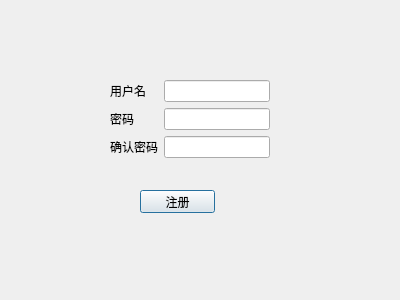
The window that register.ui (MarkosLEE/DataBase) describes before a commit, drawn with Qt 5.
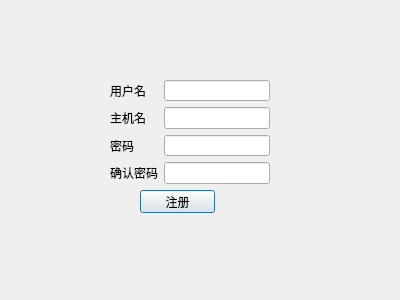
The same window after the commit.

What changed in the file:
```diff
--- a/register.ui
+++ b/register.ui
@@ -46,26 +46,36 @@
     <item row="0" column="1">
      <widget class="QLineEdit" name="LineEdit"/>
     </item>
-    <item row="1" column="0">
+    <item row="2" column="0">
      <widget class="QLabel" name="Label_3">
       <property name="text">
        <string>密码</string>
       </property>
      </widget>
     </item>
-    <item row="1" column="1">
+    <item row="2" column="1">
      <widget class="QLineEdit" name="LineEdit_3"/>
     </item>
-    <item row="2" column="0">
+    <item row="3" column="0">
      <widget class="QLabel" name="Label_4">
       <property name="text">
        <string>确认密码</string>
       </property>
      </widget>
     </item>
-    <item row="2" column="1">
+    <item row="3" column="1">
      <widget class="QLineEdit" name="LineEdit_4"/>
     </item>
+    <item row="1" column="0">
+     <widget class="QLabel" name="Label_2">
+      <property name="text">
+       <string>主机名</string>
+      </property>
+     </widget>
+    </item>
+    <item row="1" column="1">
+     <widget class="QLineEdit" name="LineEdit_2"/>
+    </item>
    </layout>
   </widget>
  </widget>
```
